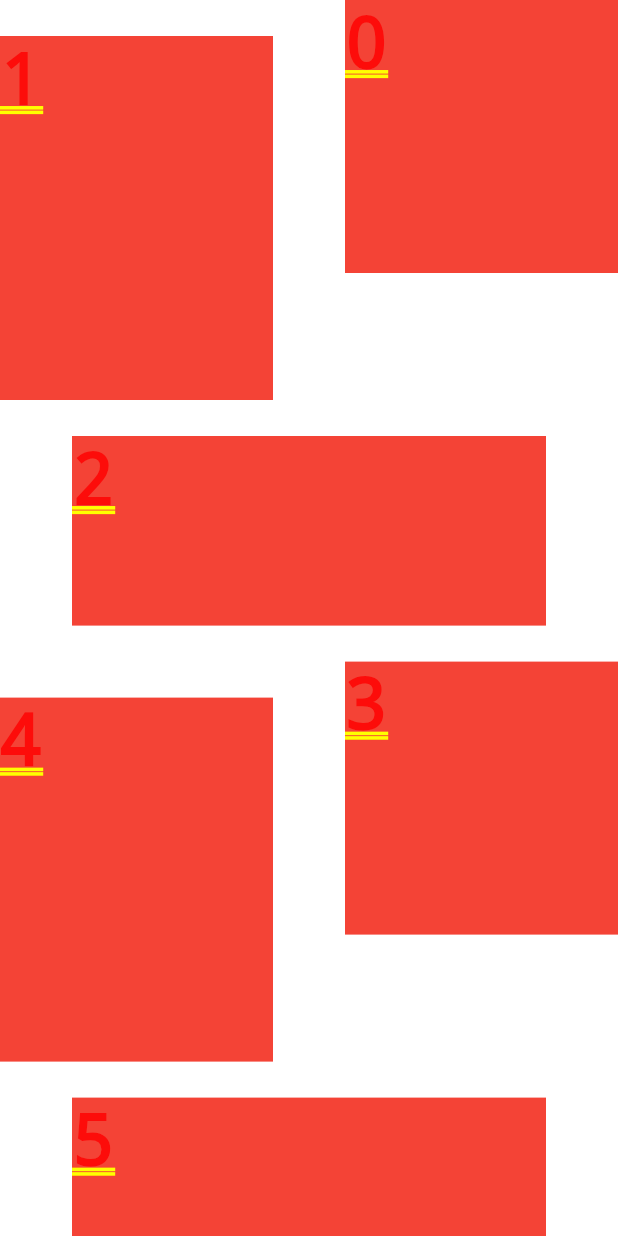
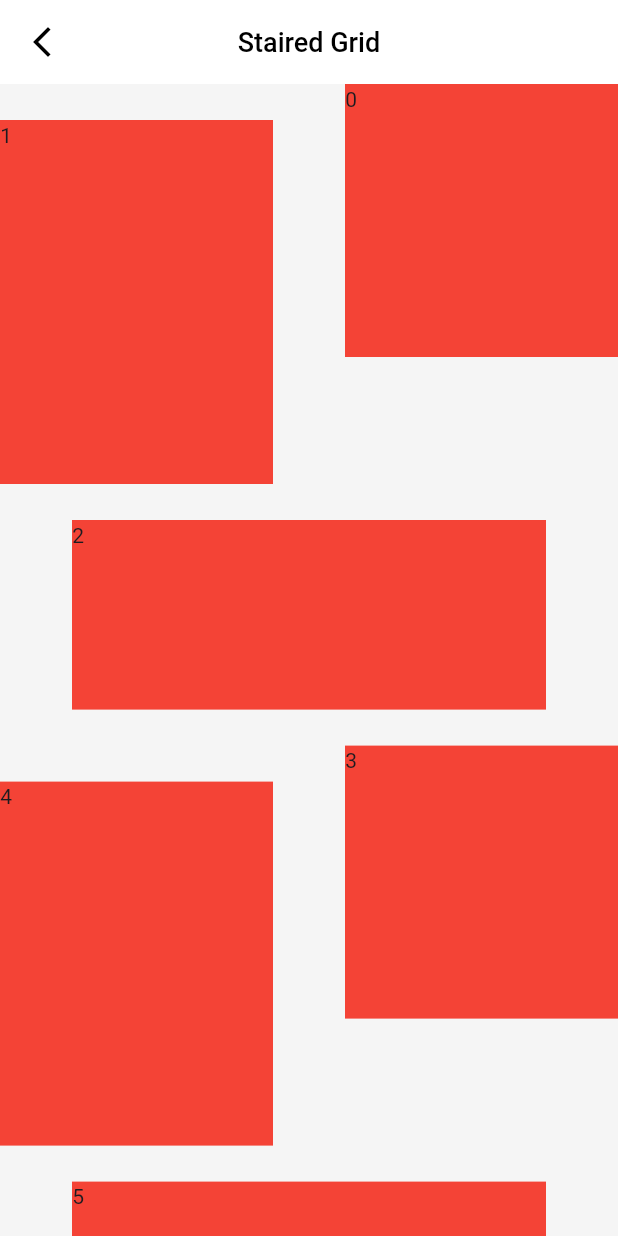
Before and after one commit to Jin857/flutter_provider_st, a Flutter app: the StairedPage screen opened by its route, on a phone screen of 412 x 824 dp. Run offline on Flutter 3.47's test engine with Material 3 defaults, Android fonts, the phone set to English and light mode, and no system bars; our stand-ins replace cached_network_image, dio, flutter_html, flutter_screenutil, flutter_swiper_null_safety, flutter_widget_from_html and 6 more; missing offline and left inert: http_proxy, webview_flutter_android, webview_flutter_wkwebview; accounts and stored records are empty; network calls fail.

Commit message:
更改项目结构

```diff
--- a/lib/ui/component/staggered_grid/aligned/aligned_grid_page.dart
+++ b/lib/page/staggered_grid/aligned/aligned_grid_page.dart
@@ -1,7 +1,7 @@
 import 'package:flutter/gestures.dart';
 import 'package:flutter/material.dart';
 import 'package:flutter_provider_st/ui/component/layout/secondary_interface.dart';
-import 'package:flutter_provider_st/ui/component/staggered_grid/common.dart';
+import 'package:flutter_provider_st/page/staggered_grid/common.dart';
 import 'package:flutter_staggered_grid_view/flutter_staggered_grid_view.dart';
 
 class AlignedGridPage extends StatelessWidget {
--- a/lib/ui/component/staggered_grid/masonry/masonry_grid_page.dart
+++ b/lib/page/staggered_grid/masonry/masonry_grid_page.dart
@@ -1,7 +1,7 @@
 import 'package:flutter/gestures.dart';
 import 'package:flutter/material.dart';
 import 'package:flutter_provider_st/ui/component/layout/secondary_interface.dart';
-import 'package:flutter_provider_st/ui/component/staggered_grid/common.dart';
+import 'package:flutter_provider_st/page/staggered_grid/common.dart';
 import 'package:flutter_staggered_grid_view/flutter_staggered_grid_view.dart';
 
 // ignore: must_be_immutable
--- a/lib/ui/component/staggered_grid/quilted/quilted_page.dart
+++ b/lib/page/staggered_grid/quilted/quilted_page.dart
@@ -1,6 +1,6 @@
 import 'package:flutter/material.dart';
 import 'package:flutter_provider_st/ui/component/layout/secondary_interface.dart';
-import 'package:flutter_provider_st/ui/component/staggered_grid/common.dart';
+import 'package:flutter_provider_st/page/staggered_grid/common.dart';
 import 'package:flutter_staggered_grid_view/flutter_staggered_grid_view.dart';
 
 class QuiltedPage extends StatelessWidget {
--- a/lib/ui/component/staggered_grid/staggered/staggered_fit_page.dart
+++ b/lib/page/staggered_grid/staggered/staggered_fit_page.dart
@@ -1,6 +1,6 @@
 import 'package:flutter/material.dart';
 import 'package:flutter_provider_st/ui/component/layout/secondary_interface.dart';
-import 'package:flutter_provider_st/ui/component/staggered_grid/common.dart';
+import 'package:flutter_provider_st/page/staggered_grid/common.dart';
 import 'package:flutter_staggered_grid_view/flutter_staggered_grid_view.dart';
 
 class StaggeredFitPage extends StatelessWidget {
--- a/lib/ui/component/staggered_grid/staggered/staggered_page.dart
+++ b/lib/page/staggered_grid/staggered/staggered_page.dart
@@ -1,6 +1,6 @@
 import 'package:flutter/material.dart';
 import 'package:flutter_provider_st/ui/component/layout/secondary_interface.dart';
-import 'package:flutter_provider_st/ui/component/staggered_grid/common.dart';
+import 'package:flutter_provider_st/page/staggered_grid/common.dart';
 import 'package:flutter_staggered_grid_view/flutter_staggered_grid_view.dart';
 
 class StaggeredPage extends StatelessWidget {
--- /dev/null
+++ b/lib/page/staggered_grid/staired/staired_page.dart
@@ -0,0 +1,33 @@
+import 'package:flutter/material.dart';
+import 'package:flutter_provider_st/ui/component/layout/secondary_interface.dart';
+import 'package:flutter_provider_st/page/staggered_grid/common.dart';
+import 'package:flutter_staggered_grid_view/flutter_staggered_grid_view.dart';
+
+class StairedPage extends StatelessWidget {
+  const StairedPage({super.key});
+
+  @override
+  Widget build(BuildContext context) {
+    return SecondaryInterface(
+      title: "Staired Grid",
+      child: Directionality(
+        textDirection: TextDirection.ltr,
+        child: GridView.custom(
+          gridDelegate: SliverStairedGridDelegate(
+            crossAxisSpacing: 48,
+            mainAxisSpacing: 24,
+            startCrossAxisDirectionReversed: true,
+            pattern: const [
+              StairedGridTile(0.5, 1),
+              StairedGridTile(0.5, 3 / 4),
+              StairedGridTile(1.0, 10 / 4),
+            ],
+          ),
+          childrenDelegate: SliverChildBuilderDelegate(
+            (context, index) => Tile(index: index),
+          ),
+        ),
+      ),
+    );
+  }
+}
--- a/lib/ui/component/staggered_grid/woven/woven_page.dart
+++ b/lib/page/staggered_grid/woven/woven_page.dart
@@ -1,6 +1,6 @@
 import 'package:flutter/material.dart';
 import 'package:flutter_provider_st/ui/component/layout/secondary_interface.dart';
-import 'package:flutter_provider_st/ui/component/staggered_grid/common.dart';
+import 'package:flutter_provider_st/page/staggered_grid/common.dart';
 import 'package:flutter_staggered_grid_view/flutter_staggered_grid_view.dart';
 
 class WovenPage extends StatelessWidget {
--- a/lib/ui/component/stream/stream_builder_demo.dart
+++ b/lib/page/stream/stream_builder_demo_page.dart
@@ -9,12 +9,11 @@
   }
 }
 
-class StreamBuilderDemo extends StatelessWidget {
-  const StreamBuilderDemo({super.key});
+class StreamBuilderDemoPage extends StatelessWidget {
+  const StreamBuilderDemoPage({super.key});
 
   @override
   Widget build(BuildContext context) {
-    debugPrint("-------<<<<<<StreamBuilderDemo>>>>>");
     return Scaffold(
       appBar: AppBar(title: const Text('StreamBuilder 示例')),
       body: Center(
@@ -24,7 +23,6 @@
 
           // builder 函数接收快照 (snapshot)
           builder: (BuildContext context, AsyncSnapshot<int> snapshot) {
-            debugPrint("-----_>>>>> 只有这里更新了 $snapshot <<<<<-----");
             // 2. 根据快照的状态判断并渲染 UI
             if (snapshot.hasError) {
               // 发生错误时的 UI
--- a/lib/ui/component/staggered_grid/staired/staired_page.dart
+++ /dev/null
@@ -1,29 +0,0 @@
-import 'package:flutter/material.dart';
-import 'package:flutter_provider_st/ui/component/staggered_grid/common.dart';
-import 'package:flutter_staggered_grid_view/flutter_staggered_grid_view.dart';
-
-class StairedPage extends StatelessWidget {
-  const StairedPage({super.key});
-
-  @override
-  Widget build(BuildContext context) {
-    return Directionality(
-      textDirection: TextDirection.ltr,
-      child: GridView.custom(
-        gridDelegate: SliverStairedGridDelegate(
-          crossAxisSpacing: 48,
-          mainAxisSpacing: 24,
-          startCrossAxisDirectionReversed: true,
-          pattern: const [
-            StairedGridTile(0.5, 1),
-            StairedGridTile(0.5, 3 / 4),
-            StairedGridTile(1.0, 10 / 4),
-          ],
-        ),
-        childrenDelegate: SliverChildBuilderDelegate(
-          (context, index) => Tile(index: index),
-        ),
-      ),
-    );
-  }
-}
--- a/lib/ui/view/game/player.dart
+++ b/lib/ui/view/game/player.dart
@@ -1,4 +1,5 @@
 import 'package:flutter/material.dart';
+
 //玩家
 class Player {
   static final Player black = Player(Colors.black);
```
Also changed, not shown: lib/router/st_routers_pages.dart (+11 -11 lines), lib/page/staggered_grid/common.dart (renamed from lib/ui/component/staggered_grid/common.dart), lib/page/staggered_grid/masonry_custom_page.dart (renamed from lib/ui/component/staggered_grid/masonry_custom_page.dart), lib/page/staggered_grid/staggered_main.dart (renamed from lib/ui/component/staggered_grid/staggered_main.dart).
